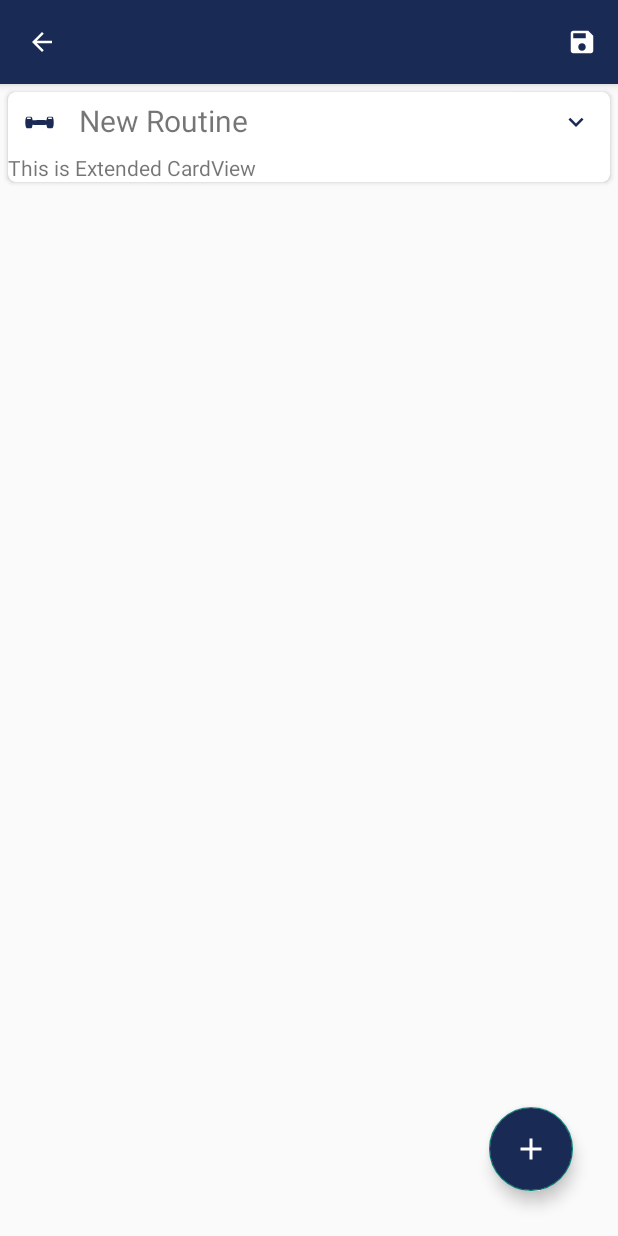
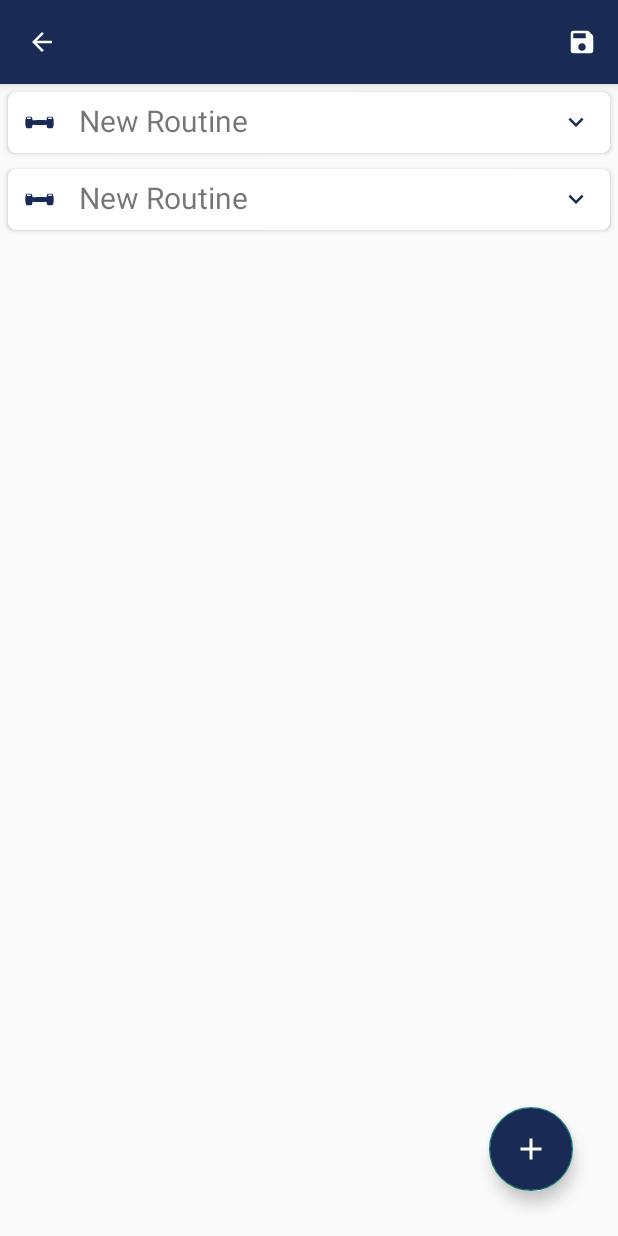
Before and after one commit to StefanoKoo/MyFitnessAssistant, an Android app: the WorkoutListActivity screen opened directly, with no data from a screen before it, on a phone screen of 412 x 824 dp. Run offline under Robolectric (Android 15) with nearby library versions, the phone set to English and light mode, and no system bars; 2 statements that could not run were skipped.

Commit message:
Workout Add Function Bug Fix

```diff
--- a/app/src/main/java/com/example/myfitnessassistant/CalendarActivity.java
+++ b/app/src/main/java/com/example/myfitnessassistant/CalendarActivity.java
@@ -70,10 +70,10 @@ public class CalendarActivity extends AppCompatActivity implements OnDayClickLis
     protected void onResume() {
         super.onResume();
         EventDay eventDay = new EventDay(mCalendarView.getFirstSelectedDate());
-        Toast.makeText(this,getFormattedDate(eventDay.getCalendar().getTime()),Toast.LENGTH_SHORT).show();
+//        Toast.makeText(this,getFormattedDate(eventDay.getCalendar().getTime()),Toast.LENGTH_SHORT).show();
         if(eventDay instanceof MyEventDay) {
             Log.d(TAG,"onResume");
-            Toast.makeText(this,((MyEventDay) eventDay).getNote(),Toast.LENGTH_SHORT).show();
+//            Toast.makeText(this,((MyEventDay) eventDay).getNote(),Toast.LENGTH_SHORT).show();
             mTextView.setText(((MyEventDay) eventDay).getNote());
         }
     }
--- a/app/src/main/java/com/example/myfitnessassistant/WorkoutsRecyclerAdapter.java
+++ b/app/src/main/java/com/example/myfitnessassistant/WorkoutsRecyclerAdapter.java
@@ -139,6 +139,7 @@ class WorkoutsRecyclerAdapter extends RecyclerView.Adapter<WorkoutsRecyclerAdapt
                 TransitionManager.beginDelayedTransition((ViewGroup) view.getParent(),new AutoTransition());
                 textView.setVisibility(View.VISIBLE);
             }
+            notifyDataSetChanged();
         }
     }
 
--- /dev/null
+++ b/app/src/main/res/drawable/selector_button_expand.xml
@@ -0,0 +1,7 @@
+<?xml version="1.0" encoding="utf-8"?>
+<selector xmlns:android="http://schemas.android.com/apk/res/android">
+    <item android:state_pressed="true"
+        android:drawable="@drawable/ic_baseline_keyboard_arrow_up_20"/>
+    <item android:state_pressed="false"
+        android:drawable="@drawable/ic_baseline_keyboard_arrow_down_20"/>
+</selector>
--- a/app/src/main/res/layout/layout_workout_list_item.xml
+++ b/app/src/main/res/layout/layout_workout_list_item.xml
@@ -50,7 +50,7 @@
                     android:layout_height="wrap_content"
                     android:layout_weight="1"
                     android:layout_gravity="center_vertical"
-                    android:src="@drawable/ic_baseline_keyboard_arrow_down_20"
+                    android:src="@drawable/selector_button_expand"
                     android:tint="@color/maColor"
                     android:backgroundTint="@color/white">
                 </ImageButton>
@@ -60,7 +60,8 @@
                 android:id="@+id/view_extended"
                 android:layout_width="match_parent"
                 android:layout_height="wrap_content"
-                android:text="This is Extended CardView">
+                android:text="This is Extended CardView"
+                android:visibility="gone">
             </TextView>
         </LinearLayout>
     </androidx.cardview.widget.CardView>
```
Also changed, not shown: app/src/main/java/com/example/myfitnessassistant/WorkoutListActivity.java (+10 -18 lines).
